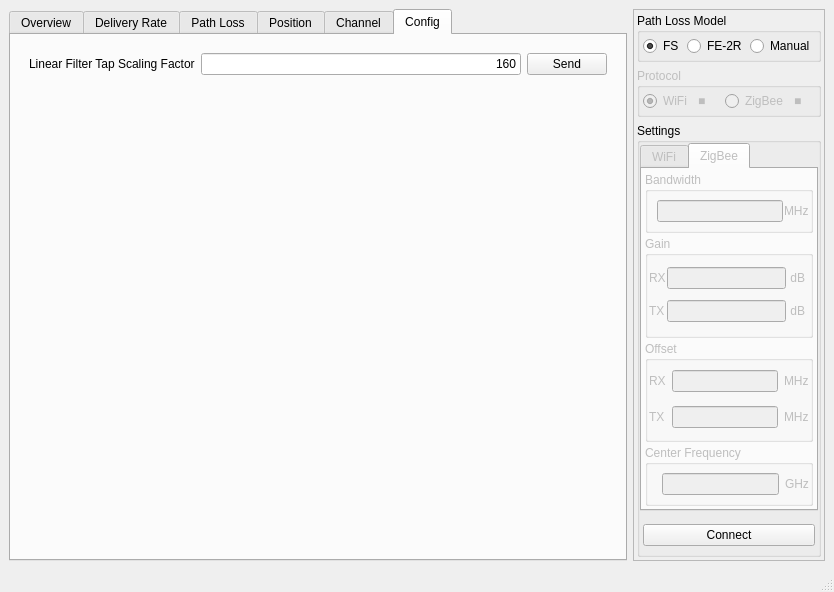
meinscheins/FutureSDR, file examples/multi-trx/src/gui.ui: the form before one commit.
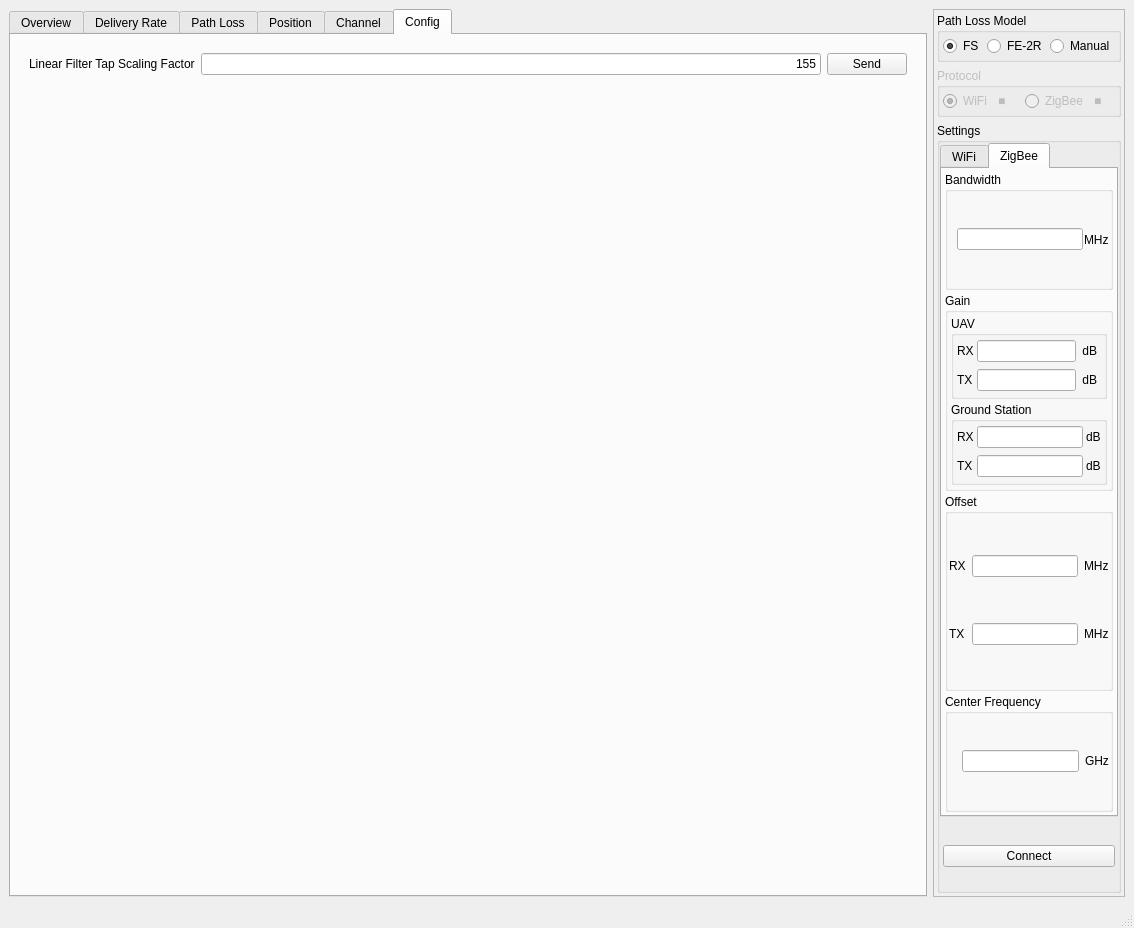
The form after the commit. The open tabs and pages were chosen to show the change.

Commit message: Emergencity Demo 21.03.23: add individual RX/TX gains per endpoint, add gui control via gamepad

```diff
--- a/examples/multi-trx/src/gui.ui
+++ b/examples/multi-trx/src/gui.ui
@@ -6,8 +6,8 @@
    <rect>
     <x>0</x>
     <y>0</y>
-    <width>834</width>
-    <height>592</height>
+    <width>1134</width>
+    <height>928</height>
    </rect>
   </property>
   <property name="windowTitle">
@@ -642,7 +642,7 @@
            <item>
             <widget class="QLineEdit" name="magic_scaling_factor_edit">
              <property name="text">
-              <string>160</string>
+              <string>155</string>
              </property>
              <property name="alignment">
               <set>Qt::AlignRight|Qt::AlignTrailing|Qt::AlignVCenter</set>
@@ -976,7 +976,7 @@
           <item>
            <widget class="QTabWidget" name="tabWidget">
             <property name="enabled">
-             <bool>false</bool>
+             <bool>true</bool>
             </property>
             <property name="currentIndex">
              <number>0</number>
@@ -1289,62 +1289,152 @@
                 <property name="title">
                  <string>Gain</string>
                 </property>
-                <layout class="QGridLayout" name="gridLayout_7" columnstretch="0,0,0">
+                <layout class="QVBoxLayout" name="verticalLayout_12">
+                 <property name="spacing">
+                  <number>3</number>
+                 </property>
                  <property name="leftMargin">
-                  <number>1</number>
+                  <number>3</number>
                  </property>
                  <property name="topMargin">
-                  <number>1</number>
+                  <number>3</number>
                  </property>
                  <property name="rightMargin">
-                  <number>1</number>
+                  <number>3</number>
                  </property>
                  <property name="bottomMargin">
-                  <number>1</number>
+                  <number>3</number>
                  </property>
-                 <property name="spacing">
-                  <number>1</number>
-                 </property>
-                 <item row="1" column="0">
-                  <widget class="QLabel" name="label_21">
-                   <property name="text">
-                    <string>TX</string>
+                 <item>
+                  <widget class="QGroupBox" name="groupBox_27">
+                   <property name="title">
+                    <string>UAV</string>
                    </property>
+                   <layout class="QGridLayout" name="gridLayout_10">
+                    <property name="leftMargin">
+                     <number>3</number>
+                    </property>
+                    <property name="topMargin">
+                     <number>3</number>
+                    </property>
+                    <property name="rightMargin">
+                     <number>3</number>
+                    </property>
+                    <property name="bottomMargin">
+                     <number>3</number>
+                    </property>
+                    <property name="horizontalSpacing">
+                     <number>3</number>
+                    </property>
+                    <item row="0" column="1">
+                     <widget class="QLineEdit" name="lineEdit_17">
+                      <property name="alignment">
+                       <set>Qt::AlignRight|Qt::AlignTrailing|Qt::AlignVCenter</set>
+                      </property>
+                     </widget>
+                    </item>
+                    <item row="1" column="0">
+                     <widget class="QLabel" name="label_37">
+                      <property name="text">
+                       <string>TX</string>
+                      </property>
+                     </widget>
+                    </item>
+                    <item row="1" column="1">
+                     <widget class="QLineEdit" name="lineEdit_18">
+                      <property name="alignment">
+                       <set>Qt::AlignRight|Qt::AlignTrailing|Qt::AlignVCenter</set>
+                      </property>
+                     </widget>
+                    </item>
+                    <item row="0" column="0">
+                     <widget class="QLabel" name="label_38">
+                      <property name="text">
+                       <string>RX</string>
+                      </property>
+                     </widget>
+                    </item>
+                    <item row="0" column="2">
+                     <widget class="QLabel" name="label_39">
+                      <property name="text">
+                       <string> dB </string>
+                      </property>
+                     </widget>
+                    </item>
+                    <item row="1" column="2">
+                     <widget class="QLabel" name="label_40">
+                      <property name="text">
+                       <string> dB </string>
+                      </property>
+                     </widget>
+                    </item>
+                   </layout>
                   </widget>
                  </item>
-                 <item row="0" column="0">
-                  <widget class="QLabel" name="label_22">
-                   <property name="text">
-                    <string>RX</string>
+                 <item>
+                  <widget class="QGroupBox" name="groupBox_30">
+                   <property name="title">
+                    <string>Ground Station</string>
                    </property>
-                  </widget>
-                 </item>
-                 <item row="1" column="2">
-                  <widget class="QLabel" name="label_23">
-                   <property name="text">
-                    <string> dB </string>
-                   </property>
-                  </widget>
-                 </item>
-                 <item row="0" column="2">
-                  <widget class="QLabel" name="label_24">
-                   <property name="text">
-                    <string> dB </string>
-                   </property>
-                  </widget>
-                 </item>
-                 <item row="1" column="1">
-                  <widget class="QLineEdit" name="lineEdit_11">
-                   <property name="alignment">
-                    <set>Qt::AlignRight|Qt::AlignTrailing|Qt::AlignVCenter</set>
-                   </property>
-                  </widget>
-                 </item>
-                 <item row="0" column="1">
-                  <widget class="QLineEdit" name="lineEdit_12">
-                   <property name="alignment">
-                    <set>Qt::AlignRight|Qt::AlignTrailing|Qt::AlignVCenter</set>
-                   </property>
+                   <layout class="QGridLayout" name="gridLayout_11">
+                    <property name="leftMargin">
+                     <number>3</number>
+                    </property>
+                    <property name="topMargin">
+                     <number>3</number>
+                    </property>
+                    <property name="rightMargin">
+                     <number>3</number>
+                    </property>
+                    <property name="bottomMargin">
+                     <number>3</number>
+                    </property>
+                    <property name="horizontalSpacing">
+                     <number>3</number>
+                    </property>
+                    <item row="0" column="0">
+                     <widget class="QLabel" name="label_41">
+                      <property name="text">
+                       <string>RX</string>
+                      </property>
+                     </widget>
+                    </item>
+                    <item row="0" column="1">
+                     <widget class="QLineEdit" name="lineEdit_19">
+                      <property name="alignment">
+                       <set>Qt::AlignRight|Qt::AlignTrailing|Qt::AlignVCenter</set>
+                      </property>
+                     </widget>
+                    </item>
+                    <item row="1" column="1">
+                     <widget class="QLineEdit" name="lineEdit_20">
+                      <property name="alignment">
+                       <set>Qt::AlignRight|Qt::AlignTrailing|Qt::AlignVCenter</set>
+                      </property>
+                     </widget>
+                    </item>
+                    <item row="1" column="0">
+                     <widget class="QLabel" name="label_42">
+                      <property name="text">
+                       <string>TX</string>
+                      </property>
+                     </widget>
+                    </item>
+                    <item row="0" column="2">
+                     <widget class="QLabel" name="label_43">
+                      <property name="text">
+                       <string>dB</string>
+                      </property>
+                     </widget>
+                    </item>
+                    <item row="1" column="2">
+                     <widget class="QLabel" name="label_44">
+                      <property name="text">
+                       <string>dB</string>
+                      </property>
+                     </widget>
+                    </item>
+                   </layout>
                   </widget>
                  </item>
                 </layout>
@@ -1498,6 +1588,9 @@
               </property>
               <item>
                <widget class="QPushButton" name="pushButton_3">
+                <property name="enabled">
+                 <bool>true</bool>
+                </property>
                 <property name="text">
                  <string>Connect</string>
                 </property>
```
Left out of the diff: 192 changed lines with no effect on the pictures. The commit also changes 3 other files.
